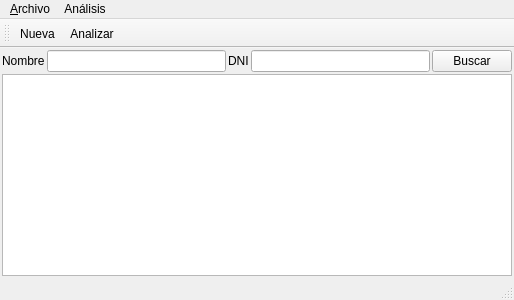
Above: atlas/mainwindow.ui from diegowald/atlas before the change. Below: the same form after it.
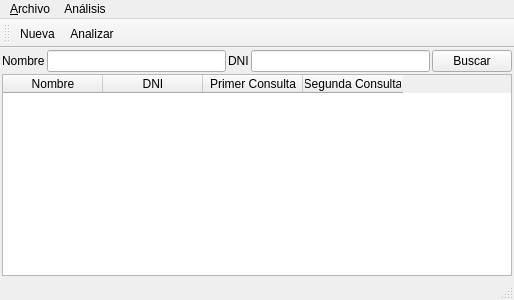
That is the form after the change.

Diff of the .ui file:
```diff
--- a/atlas/mainwindow.ui
+++ b/atlas/mainwindow.ui
@@ -71,7 +71,28 @@
      </layout>
     </item>
     <item>
-     <widget class="QTableWidget" name="tableWidget"/>
+     <widget class="QTableWidget" name="tableWidget">
+      <column>
+       <property name="text">
+        <string>Nombre</string>
+       </property>
+      </column>
+      <column>
+       <property name="text">
+        <string>DNI</string>
+       </property>
+      </column>
+      <column>
+       <property name="text">
+        <string>Primer Consulta</string>
+       </property>
+      </column>
+      <column>
+       <property name="text">
+        <string>Segunda Consulta</string>
+       </property>
+      </column>
+     </widget>
     </item>
    </layout>
   </widget>
```
